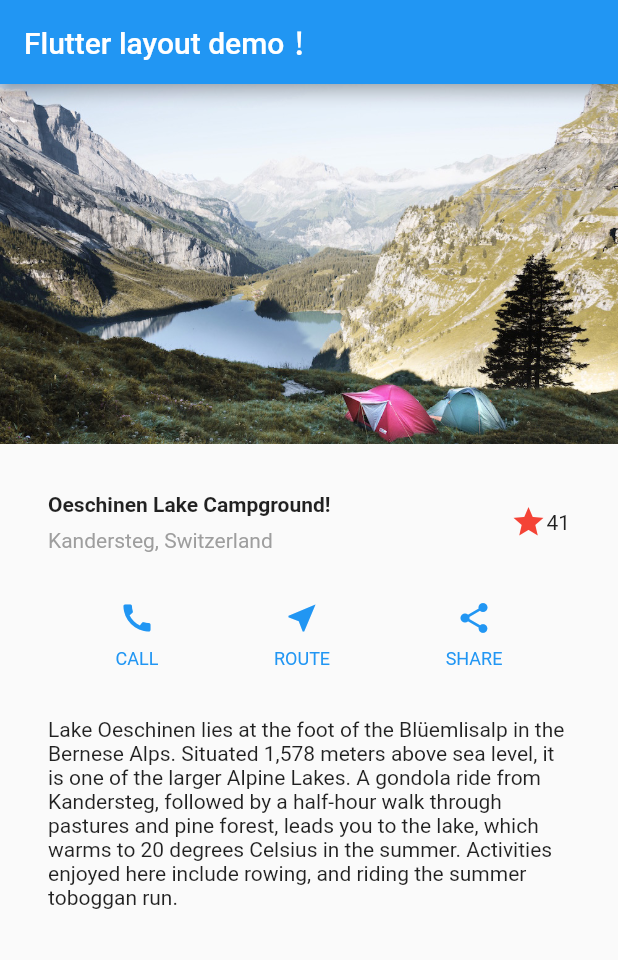
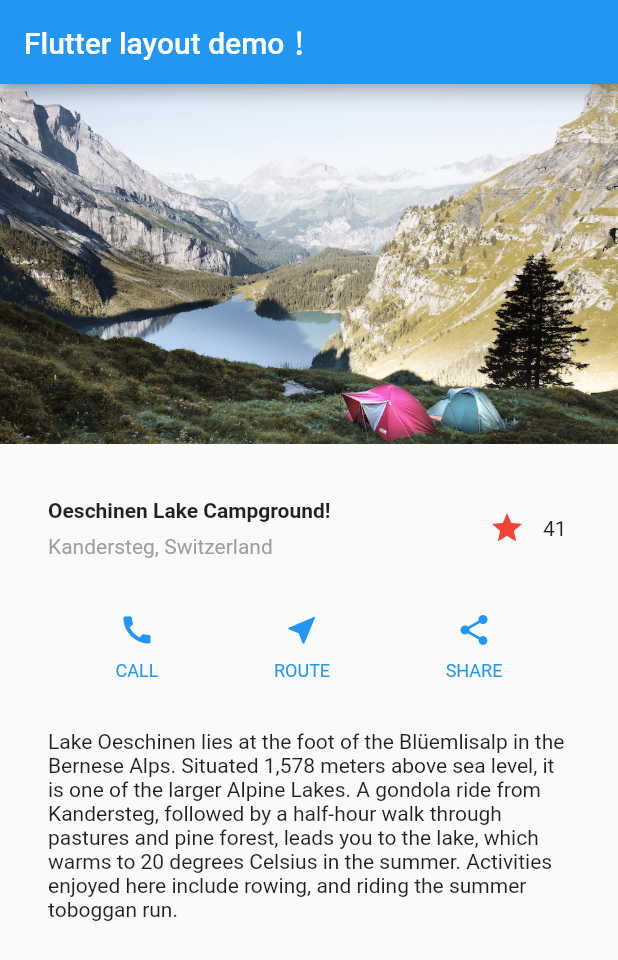
Before and after one commit to skyujilong/hello_flutter, a Flutter app: the screen it shows after launch, on a phone screen of 412 x 824 dp. Shown: the top 960 px of the screen. Run offline on Flutter 3.47's test engine with Material 2 defaults, Android fonts, the phone set to English and light mode, and no system bars.

Commit message:
修改添加 按钮事件支持

```diff
--- a/lib/main.dart
+++ b/lib/main.dart
@@ -27,11 +27,12 @@ class MyApp extends StatelessWidget {
                     ))
               ],
           )),
-          Icon(
-            Icons.star,
-            color: Colors.red[500],
-          ),
-          Text('41')
+          // Icon(
+          //   Icons.star,
+          //   color: Colors.red[500],
+          // ),
+          // Text('41')
+          FavoriteWidget(),
         ],
       ),
     );
@@ -105,3 +106,52 @@ Column _buildButtonColumn(Color color,IconData icon, String label){
     ],
   );
 }
+
+//给点击添加事件
+class FavoriteWidget extends StatefulWidget{
+  @override
+  _FavoriteWidgetState createState() {
+    // TODO: implement createState
+    return _FavoriteWidgetState();
+  }
+}
+
+class _FavoriteWidgetState extends State<FavoriteWidget>{
+  bool _isFavorited = true;
+  int _favoriteCount = 41;
+
+  //点击事件
+  void _toggleFavorite(){
+    setState(() {
+      if(_isFavorited){
+        _favoriteCount -= 1;
+      }else{
+        _favoriteCount += 1;
+      }
+      _isFavorited = !_isFavorited;
+    });
+  }
+
+  @override
+  Widget build(BuildContext context) {
+    return Row(
+      mainAxisSize: MainAxisSize.min,
+      children: <Widget>[
+        Container(
+          padding: EdgeInsets.all(0),
+          child:IconButton(
+            icon:_isFavorited?Icon(Icons.star):Icon(Icons.star_border),
+            color: Colors.red[500],
+            onPressed: _toggleFavorite,
+          ),
+        ),
+        SizedBox(
+          width: 18,
+          child: Container(
+            child:Text('$_favoriteCount')
+          ),
+        ),
+      ],
+    );
+  }
+}
```
